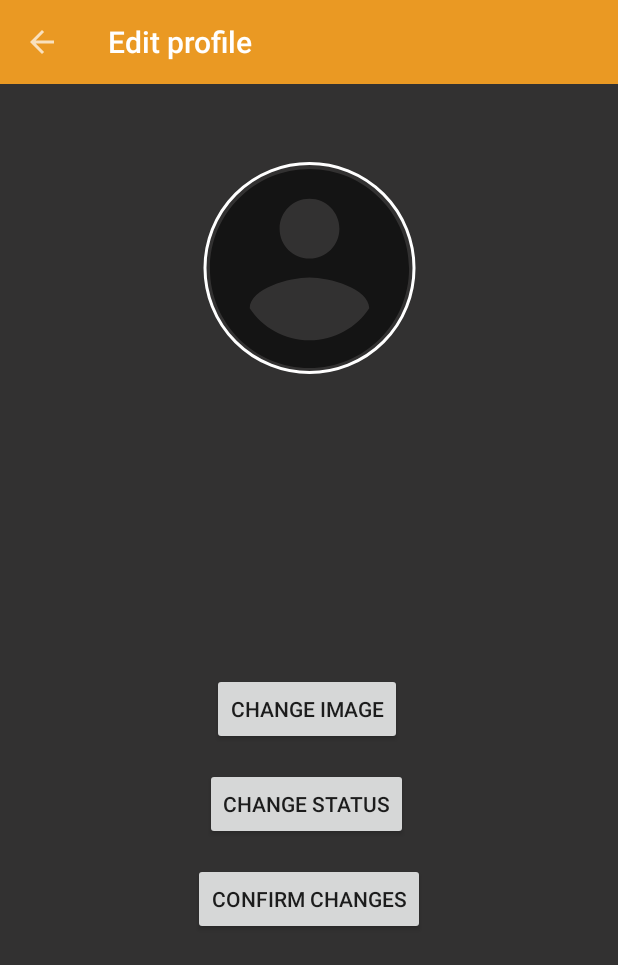
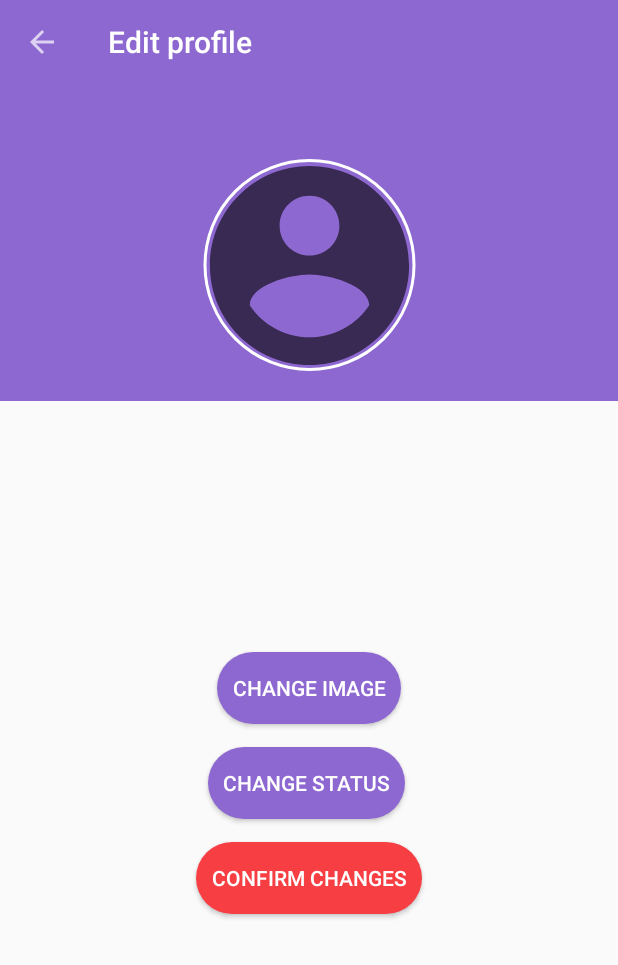
Before and after one commit to GameOnAnil/ChatAppProject, an Android app: the EditProfile screen opened directly, with no data from a screen before it, on a phone screen of 412 x 824 dp. Shown: the top 965 px of the screen. Run offline under Robolectric (Android 15) with nearby library versions, the phone set to English and light mode, and no system bars; our stand-ins replace CircleImageView, Firebase (no records; nobody signed in at launch, a user with empty details on screens opened directly), Picasso; libraries missing offline, so code that uses them is left out: com.iceteck.silicompressorr, com.theartofdev.edmodo; 2 statements that could not run were skipped.

Commit message:
Changed app theme so that most buttons are round and most color user colorPrimary

```diff
--- a/app/src/main/res/drawable/chatting_sent_textbox.xml
+++ b/app/src/main/res/drawable/chatting_sent_textbox.xml
@@ -1,7 +1,7 @@
 <?xml version="1.0" encoding="utf-8"?>
 <shape xmlns:android="http://schemas.android.com/apk/res/android"
     android:shape="rectangle">
-    <solid android:color="@color/textfieldBlue"/>
+    <solid android:color="@color/colorPrimary"/>
     <corners android:radius="25dp"/>
 
 </shape>
--- /dev/null
+++ b/app/src/main/res/drawable/round_btn_color_primary.xml
@@ -0,0 +1,7 @@
+<?xml version="1.0" encoding="utf-8"?>
+<shape xmlns:android="http://schemas.android.com/apk/res/android"
+    android:shape="rectangle">
+    <solid android:color="@color/colorPrimary"/>
+    <corners android:radius="40dp"/>
+
+</shape>
--- /dev/null
+++ b/app/src/main/res/drawable/round_btn_red.xml
@@ -0,0 +1,7 @@
+<?xml version="1.0" encoding="utf-8"?>
+<shape xmlns:android="http://schemas.android.com/apk/res/android"
+    android:shape="rectangle">
+    <solid android:color="#F63E43"/>
+    <corners android:radius="40dp"/>
+
+</shape>
--- a/app/src/main/res/layout/activity_chatting_page.xml
+++ b/app/src/main/res/layout/activity_chatting_page.xml
@@ -5,7 +5,7 @@
     android:layout_width="match_parent"
     android:layout_height="match_parent"
     tools:context=".ChattingPage"
-    android:background="@color/darkLighterBackground">
+    >
 
     <include
         android:id="@+id/toolbar_chatting_page"
--- a/app/src/main/res/layout/activity_edit_profile.xml
+++ b/app/src/main/res/layout/activity_edit_profile.xml
@@ -5,23 +5,37 @@
     android:layout_width="match_parent"
     android:layout_height="match_parent"
     tools:context=".CreateProfile"
-    android:background="@color/darkBackground">
+    >
 
     <include layout="@layout/toolbar_layout" android:id="@+id/toolbar_edit_profile"/>
+
+    <androidx.constraintlayout.widget.ConstraintLayout
+        android:id="@+id/container_edit_profile"
+        android:layout_width="match_parent"
+        android:layout_height="wrap_content"
+        android:background="@color/colorPrimary"
+        app:layout_constraintEnd_toEndOf="parent"
+
+        app:layout_constraintStart_toStartOf="parent"
+        app:layout_constraintTop_toBottomOf="@+id/toolbar_edit_profile">
 
         <de.hdodenhof.circleimageview.CircleImageView
             android:id="@+id/profile_image_edit"
             android:layout_width="159dp"
             android:layout_height="141dp"
-        android:layout_marginTop="52dp"
+            android:layout_marginTop="50dp"
+            android:layout_marginBottom="20dp"
             android:src="@drawable/ic_baseline_account_circle_24"
+
             app:civ_border_color="#FFFFFF"
             app:civ_border_width="2dp"
+            app:layout_constraintBottom_toBottomOf="parent"
+            app:layout_constraintEnd_toEndOf="parent"
+            app:layout_constraintStart_toStartOf="parent"
+            app:layout_constraintTop_toTopOf="parent" />
+    </androidx.constraintlayout.widget.ConstraintLayout>
 
-        app:layout_constraintEnd_toEndOf="parent"
 
-        app:layout_constraintStart_toStartOf="parent"
-        app:layout_constraintTop_toBottomOf="@+id/toolbar_edit_profile" />
 
     <TextView
         android:id="@+id/userNameTextEdit"
@@ -31,10 +45,10 @@
         android:text="User Name"
         android:textSize="25sp"
         android:textStyle="bold"
-        android:textColor="#fff"
+        android:textColor="#000"
         app:layout_constraintEnd_toEndOf="parent"
         app:layout_constraintStart_toStartOf="parent"
-        app:layout_constraintTop_toBottomOf="@+id/profile_image_edit" />
+        app:layout_constraintTop_toBottomOf="@+id/container_edit_profile" />
 
     <TextView
         android:id="@+id/userStatusEdit"
@@ -44,8 +58,8 @@
         android:layout_marginTop="8dp"
         android:layout_marginEnd="10dp"
         android:text="Hi i am a new user here."
+        android:textColor="#000"
         android:textSize="18sp"
-        android:textColor="#fff"
         app:layout_constraintEnd_toEndOf="parent"
         app:layout_constraintStart_toStartOf="parent"
         app:layout_constraintTop_toBottomOf="@+id/userNameTextEdit" />
@@ -54,12 +68,14 @@
         android:id="@+id/changeImageBtnEdit"
         android:layout_width="wrap_content"
         android:layout_height="wrap_content"
-        android:layout_marginTop="104dp"
+        android:layout_marginTop="72dp"
         android:text="Change image"
+        android:textColor="#fff"
         app:layout_constraintEnd_toEndOf="parent"
-        app:layout_constraintHorizontal_bias="0.496"
         app:layout_constraintStart_toStartOf="parent"
-        app:layout_constraintTop_toBottomOf="@+id/userStatusEdit" />
+        app:layout_constraintTop_toBottomOf="@+id/userStatusEdit"
+        android:background="@drawable/round_btn_color_primary"
+        android:padding="10dp"/>
 
     <Button
         android:id="@+id/confirmChangesEdit"
@@ -67,11 +83,14 @@
         android:layout_height="wrap_content"
         android:layout_marginTop="15dp"
         android:text="Confirm Changes"
+        android:textColor="#fff"
         app:layout_constraintBottom_toBottomOf="parent"
         app:layout_constraintEnd_toEndOf="parent"
         app:layout_constraintStart_toStartOf="parent"
         app:layout_constraintTop_toBottomOf="@+id/changeStatusEdit"
-        app:layout_constraintVertical_bias="0.0" />
+        app:layout_constraintVertical_bias="0.0"
+        android:background="@drawable/round_btn_red"
+        android:padding="10dp"/>
 
     <Button
         android:id="@+id/changeStatusEdit"
@@ -81,7 +100,10 @@
         android:layout_marginTop="15dp"
         android:layout_marginEnd="163dp"
         android:text="Change Status"
+        android:textColor="#fff"
         app:layout_constraintEnd_toEndOf="parent"
         app:layout_constraintStart_toStartOf="parent"
-        app:layout_constraintTop_toBottomOf="@+id/changeImageBtnEdit" />
+        app:layout_constraintTop_toBottomOf="@+id/changeImageBtnEdit"
+        android:background="@drawable/round_btn_color_primary"
+        android:padding="10dp"/>
 </androidx.constraintlayout.widget.ConstraintLayout>
--- a/app/src/main/res/layout/activity_log_in_page.xml
+++ b/app/src/main/res/layout/activity_log_in_page.xml
@@ -4,7 +4,8 @@
     xmlns:tools="http://schemas.android.com/tools"
     android:layout_width="match_parent"
     android:layout_height="match_parent"
-    tools:context=".LogInPage">
+    tools:context=".LogInPage"
+   >
 
     <include
         android:id="@+id/toolbar_login"
@@ -75,7 +76,7 @@
             android:text="Log In"
             android:textColor="#fff"
             android:textSize="18sp"
-            android:background="@drawable/login_btn_round_bg"
+            android:background="@drawable/round_btn_color_primary"
             android:paddingStart="20dp"
             android:paddingEnd="20dp"/>
 
--- a/app/src/main/res/layout/activity_main.xml
+++ b/app/src/main/res/layout/activity_main.xml
@@ -4,7 +4,8 @@
     xmlns:tools="http://schemas.android.com/tools"
     android:layout_width="match_parent"
     android:layout_height="match_parent"
-    tools:context=".MainActivity">
+    tools:context=".MainActivity"
+    >
 
     <com.google.android.material.appbar.AppBarLayout
         android:id="@+id/appbar_main"
--- a/app/src/main/res/layout/activity_sign_up_page.xml
+++ b/app/src/main/res/layout/activity_sign_up_page.xml
@@ -106,7 +106,7 @@
             android:text="Sign Up"
             android:textColor="#fff"
 
-            android:background="@drawable/login_btn_round_bg"/>
+            android:background="@drawable/round_btn_color_primary"/>
 
     </LinearLayout>
 
--- a/app/src/main/res/values/colors.xml
+++ b/app/src/main/res/values/colors.xml
@@ -1,14 +1,14 @@
 <?xml version="1.0" encoding="utf-8"?>
 <resources>
-    <color name="colorPrimary">#EA9923</color>
-    <color name="colorPrimaryDark">#BD7C1C</color>
-    <color name="colorAccent">#F3A93E</color>
+    <color name="colorPrimary">#8E68D1</color>
+    <color name="colorPrimaryDark">@color/colorPrimary</color>
+    <color name="colorAccent">@color/colorPrimary</color>
 
     <color name="darkBackground">#323131</color>
     <color name="darkLighterBackground">#434242</color>
     <color name="reddishOrange">#E12619</color>
 
     <color name="onlineCircle">#9BDC4F</color>
-    <color name="textfieldBlue">#1B77BF</color>
+    <color name="textfieldBlue">#288EDD</color>
 
 </resources>
--- a/app/src/main/res/values/styles.xml
+++ b/app/src/main/res/values/styles.xml
@@ -3,15 +3,15 @@
     <style name="AppTheme" parent="Theme.AppCompat.Light.NoActionBar">
         <!-- Customize your theme here. -->
         <item name="colorPrimary">@color/colorPrimary</item>
-        <item name="colorPrimaryDark">#D8932E</item>
-        <item name="colorAccent">#E19525</item>
+        <item name="colorPrimaryDark">@color/colorPrimaryDark</item>
+        <item name="colorAccent">@color/colorAccent</item>
     </style>
 
     <style name="AppThemeDark" parent="Theme.AppCompat.NoActionBar">
         <!-- Customize your theme here. -->
         <item name="colorPrimary">@color/colorPrimary</item>
-        <item name="colorPrimaryDark">#E3A242</item>
-        <item name="colorAccent">#F6B049</item>
+        <item name="colorPrimaryDark">@color/colorPrimaryDark</item>
+        <item name="colorAccent">@color/colorAccent</item>
     </style>
 
 
```
Also changed, not shown: app/src/main/res/layout/activity_choice.xml (+6 -4 lines), app/src/main/res/layout/activity_user_profile.xml (+28 -16 lines). Lines whose indentation alone changed are shown as unchanged.
